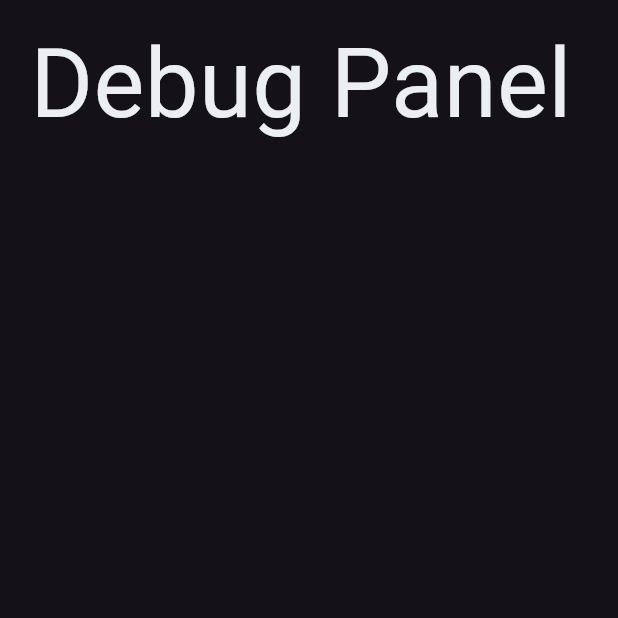
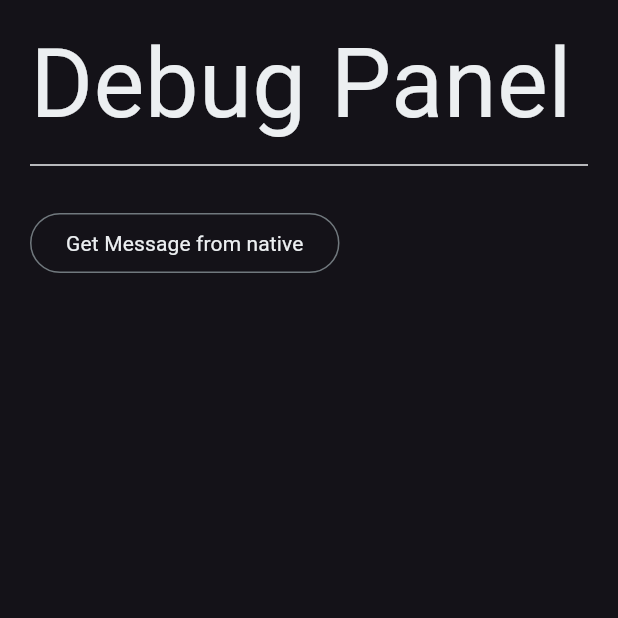
Before and after one commit to labestiaroja/gobject.cpp.debug, a Flutter app: the screen it shows after launch, on a phone screen of 412 x 824 dp, the top half of it. Run offline on Flutter 3.47's test engine with Material 3 defaults, Android fonts, the phone set to English and light mode, and no system bars; our stand-ins replace gap, google_fonts.

```diff
--- a/lib/src/app.dart
+++ b/lib/src/app.dart
@@ -1,4 +1,5 @@
 import 'package:flutter/material.dart';
+import 'package:gobjdebug/src/pigeon/debug_service.g.dart';
 import 'package:gobjdebug/src/styles/styles.dart';
 import 'package:gobjdebug/src/styles/themes.dart';
 
@@ -7,6 +8,8 @@ class App extends StatelessWidget {
 
   @override
   Widget build(BuildContext context) {
+    final DebugServiceHostApi debugServiceHostApi = DebugServiceHostApi();
+
     return MaterialApp(
       theme: kDefaultAppThemeData,
       builder: (context, child) {
@@ -26,6 +29,33 @@ class App extends StatelessWidget {
                       style: kIntroTextStyle,
                     ),
                   ),
+                  Divider(color: kOnBackgroundColor),
+                  kGap20,
+                  Wrap(
+                    children: [
+                      OutlinedButton(
+                        onPressed: () async {
+                          final String hostname = await debugServiceHostApi.getHostname();
+                          debugPrint(hostname);
+
+                          if (context.mounted) {
+                            ScaffoldMessenger.of(context).showSnackBar(
+                              SnackBar(
+                                content: Text(
+                                  'MESSAGE(Host): $hostname',
+                                  style: kControlButtonTextStyle,
+                                ),
+                              ),
+                            );
+                          }
+                        },
+                        child: Text(
+                          'Get Message from native',
+                          style: kControlButtonTextStyle,
+                        ),
+                      ),
+                    ],
+                  ),
                 ],
               ),
             ),
```
Also changed, not shown: lib/src/service/debug_service_impl.dart (added, +9 -0 lines).
